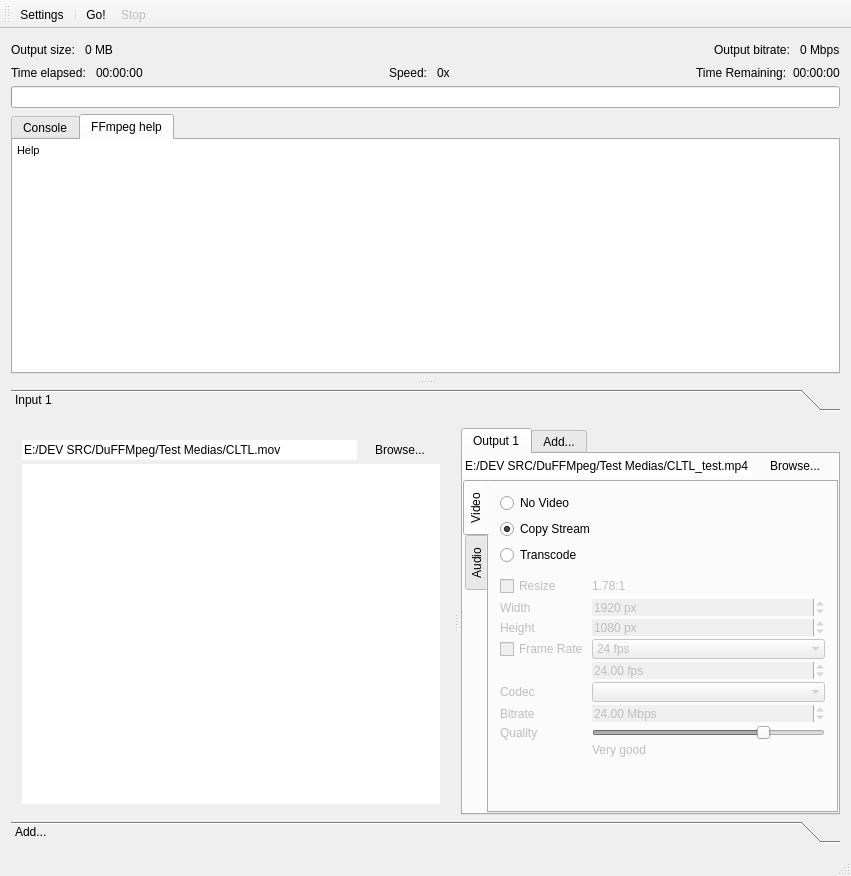
Above: DuFFMpeg/mainwindow.ui from RxLaboratory/DuME before the change. Below: the same form after it.
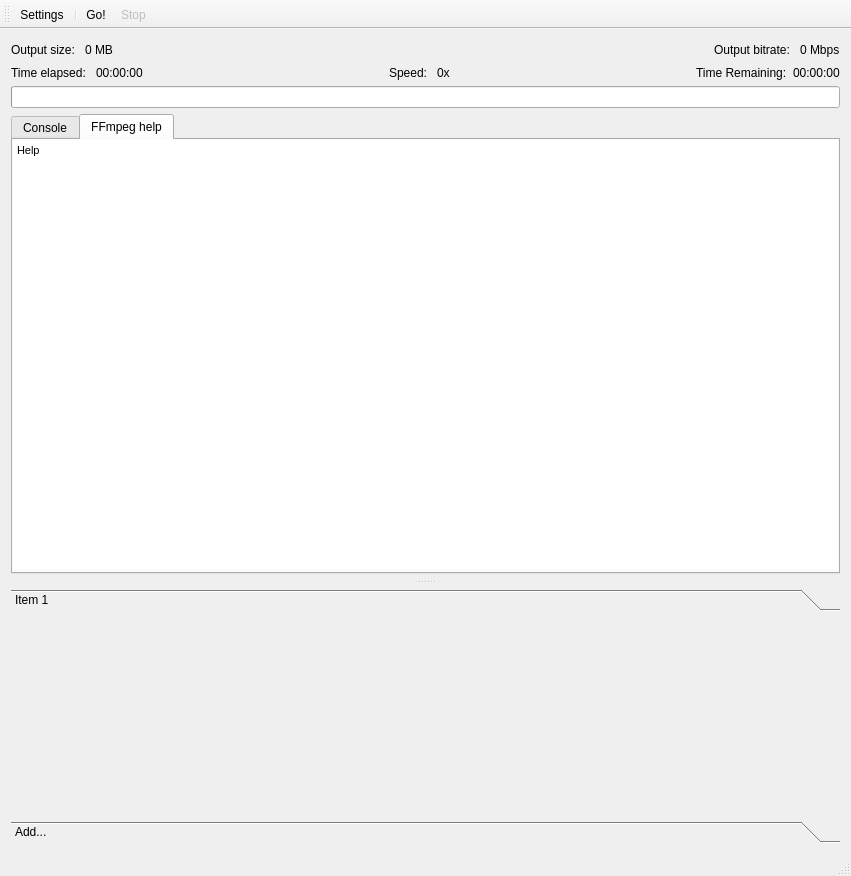
That is the form after the change. The open tabs and pages were chosen to show the change. Icons and pictures are not drawn.

```diff
--- a/DuFFMpeg/mainwindow.ui
+++ b/DuFFMpeg/mainwindow.ui
@@ -319,11 +319,11 @@
               <x>0</x>
               <y>0</y>
               <width>833</width>
-              <height>379</height>
+              <height>194</height>
              </rect>
             </property>
             <attribute name="label">
-             <string>Input 1</string>
+             <string>Item 1</string>
             </attribute>
             <layout class="QVBoxLayout" name="verticalLayout_9">
              <property name="spacing">
@@ -338,646 +338,6 @@
              <property name="bottomMargin">
               <number>0</number>
              </property>
-             <item>
-              <widget class="QSplitter" name="splitter">
-               <property name="orientation">
-                <enum>Qt::Horizontal</enum>
-               </property>
-               <property name="handleWidth">
-                <number>10</number>
-               </property>
-               <widget class="QWidget" name="layoutWidget">
-                <layout class="QVBoxLayout" name="verticalLayout_6">
-                 <property name="spacing">
-                  <number>3</number>
-                 </property>
-                 <item>
-                  <layout class="QHBoxLayout" name="horizontalLayout">
-                   <property name="spacing">
-                    <number>3</number>
-                   </property>
-                   <item>
-                    <widget class="QLineEdit" name="inputEdit">
-                     <property name="text">
-                      <string>E:/DEV SRC/DuFFMpeg/Test Medias/CLTL.mov</string>
-                     </property>
-                     <property name="frame">
-                      <bool>false</bool>
-                     </property>
-                     <property name="placeholderText">
-                      <string>Input file...</string>
-                     </property>
-                    </widget>
-                   </item>
-                   <item>
-                    <widget class="QPushButton" name="inputBrowseButton">
-                     <property name="text">
-                      <string>Browse...</string>
-                     </property>
-                     <property name="flat">
-                      <bool>true</bool>
-                     </property>
-                    </widget>
-                   </item>
-                  </layout>
-                 </item>
-                 <item>
-                  <widget class="QTextBrowser" name="mediaInfosText">
-                   <property name="frameShape">
-                    <enum>QFrame::NoFrame</enum>
-                   </property>
-                   <property name="openLinks">
-                    <bool>false</bool>
-                   </property>
-                  </widget>
-                 </item>
-                </layout>
-               </widget>
-               <widget class="QTabWidget" name="tabWidget_2">
-                <property name="currentIndex">
-                 <number>0</number>
-                </property>
-                <widget class="QWidget" name="tab_5">
-                 <attribute name="title">
-                  <string>Output 1</string>
-                 </attribute>
-                 <layout class="QVBoxLayout" name="verticalLayout">
-                  <property name="spacing">
-                   <number>3</number>
-                  </property>
-                  <property name="leftMargin">
-                   <number>0</number>
-                  </property>
-                  <property name="topMargin">
-                   <number>1</number>
-                  </property>
-                  <property name="rightMargin">
-                   <number>0</number>
-                  </property>
-                  <property name="bottomMargin">
-                   <number>0</number>
-                  </property>
-                  <item>
-                   <layout class="QHBoxLayout" name="horizontalLayout_2">
-                    <property name="spacing">
-                     <number>3</number>
-                    </property>
-                    <property name="rightMargin">
-                     <number>3</number>
-                    </property>
-                    <item>
-                     <widget class="QLineEdit" name="outputEdit">
-                      <property name="text">
-                       <string>E:/DEV SRC/DuFFMpeg/Test Medias/CLTL_test.mp4</string>
-                      </property>
-                      <property name="frame">
-                       <bool>false</bool>
-                      </property>
-                      <property name="placeholderText">
-                       <string>Output file...</string>
-                      </property>
-                     </widget>
-                    </item>
-                    <item>
-                     <widget class="QPushButton" name="outputBrowseButton">
-                      <property name="text">
-                       <string>Browse...</string>
-                      </property>
-                      <property name="flat">
-                       <bool>true</bool>
-                      </property>
-                     </widget>
-                    </item>
-                   </layout>
-                  </item>
-                  <item>
-                   <widget class="QTabWidget" name="tabWidget">
-                    <property name="tabPosition">
-                     <enum>QTabWidget::West</enum>
-                    </property>
-                    <property name="currentIndex">
-                     <number>1</number>
-                    </property>
-                    <widget class="QWidget" name="tab_3">
-                     <attribute name="title">
-                      <string>Video</string>
-                     </attribute>
-                     <layout class="QVBoxLayout" name="verticalLayout_8">
-                      <property name="spacing">
-                       <number>0</number>
-                      </property>
-                      <property name="leftMargin">
-                       <number>0</number>
-                      </property>
-                      <property name="topMargin">
-                       <number>0</number>
-                      </property>
-                      <property name="rightMargin">
-                       <number>0</number>
-                      </property>
-                      <property name="bottomMargin">
-                       <number>0</number>
-                      </property>
-                      <item>
-                       <widget class="QWidget" name="videoSelectionWidget" native="true">
-                        <layout class="QVBoxLayout" name="verticalLayout_12">
-                         <item>
-                          <widget class="QRadioButton" name="noVideoButton">
-                           <property name="text">
-                            <string>No Video</string>
-                           </property>
-                          </widget>
-                         </item>
-                         <item>
-                          <widget class="QRadioButton" name="videoCopyButton">
-                           <property name="text">
-                            <string>Copy Stream</string>
-                           </property>
-                           <property name="checked">
-                            <bool>true</bool>
-                           </property>
-                          </widget>
-                         </item>
-                         <item>
-                          <widget class="QRadioButton" name="videoTranscodeButton">
-                           <property name="text">
-                            <string>Transcode</string>
-                           </property>
-                          </widget>
-                         </item>
-                        </layout>
-                       </widget>
-                      </item>
-                      <item>
-                       <widget class="QWidget" name="videoTranscodeWidget" native="true">
-                        <property name="enabled">
-                         <bool>false</bool>
-                        </property>
-                        <layout class="QFormLayout" name="formLayout">
-                         <property name="horizontalSpacing">
-                          <number>3</number>
-                         </property>
-                         <property name="verticalSpacing">
-                          <number>3</number>
-                         </property>
-                         <property name="topMargin">
-                          <number>0</number>
-                         </property>
-                         <property name="bottomMargin">
-                          <number>0</number>
-                         </property>
-                         <item row="0" column="0">
-                          <widget class="QCheckBox" name="resizeButton">
-                           <property name="text">
-                            <string>Resize</string>
-                           </property>
-                          </widget>
-                         </item>
-                         <item row="0" column="1">
-                          <widget class="QLabel" name="aspectRatioLabel">
-                           <property name="enabled">
-                            <bool>false</bool>
-                           </property>
-                           <property name="text">
-                            <string>1.78:1</string>
-                           </property>
-                          </widget>
-                         </item>
-                         <item row="1" column="0">
-                          <widget class="QLabel" name="widthLabel">
-                           <property name="enabled">
-                            <bool>false</bool>
-                           </property>
-                           <property name="text">
-                            <string>Width</string>
-                           </property>
-                          </widget>
-                         </item>
-                         <item row="1" column="1">
-                          <widget class="QSpinBox" name="videoWidthButton">
-                           <property name="enabled">
-                            <bool>false</bool>
-                           </property>
-                           <property name="frame">
-                            <bool>false</bool>
-                           </property>
-                           <property name="suffix">
-                            <string> px</string>
-                           </property>
-                           <property name="minimum">
-                            <number>1</number>
-                           </property>
-                           <property name="maximum">
-                            <number>10000</number>
-                           </property>
-                           <property name="value">
-                            <number>1920</number>
-                           </property>
-                          </widget>
-                         </item>
-                         <item row="2" column="0">
-                          <widget class="QLabel" name="heightLabel">
-                           <property name="enabled">
-                            <bool>false</bool>
-                           </property>
-                           <property name="text">
-                            <string>Height</string>
-                           </property>
-                          </widget>
-                         </item>
-                         <item row="2" column="1">
-                          <widget class="QSpinBox" name="videoHeightButton">
-                           <property name="enabled">
-                            <bool>false</bool>
-                           </property>
-                           <property name="frame">
-                            <bool>false</bool>
-                           </property>
-                           <property name="suffix">
-                            <string> px</string>
-                           </property>
-                           <property name="minimum">
-                            <number>1</number>
-                           </property>
-                           <property name="maximum">
-                            <number>10000</number>
-                           </property>
-                           <property name="value">
-                            <number>1080</number>
-                           </property>
-                          </widget>
-                         </item>
-                         <item row="3" column="0">
-                          <widget class="QCheckBox" name="frameRateButton">
-                           <property name="text">
-                            <string>Frame Rate</string>
-                           </property>
-                          </widget>
-                         </item>
-                         <item row="3" column="1">
-                          <widget class="QComboBox" name="frameRateBox">
-                           <property name="enabled">
-                            <bool>false</bool>
-                           </property>
-                           <property name="sizePolicy">
-                            <sizepolicy hsizetype="Minimum" vsizetype="Fixed">
-                             <horstretch>0</horstretch>
-                             <verstretch>0</verstretch>
-                            </sizepolicy>
-                           </property>
-                           <property name="currentIndex">
-                            <number>5</number>
-                           </property>
-                           <property name="frame">
-                            <bool>false</bool>
-                           </property>
-                           <item>
-                            <property name="text">
-                             <string>Custom</string>
-                            </property>
-                           </item>
-                           <item>
-                            <property name="text">
-                             <string>8 fps</string>
-                            </property>
-                           </item>
-                           <item>
-                            <property name="text">
-                             <string>12 fps</string>
-                            </property>
-                           </item>
-                           <item>
-                            <property name="text">
-                             <string>15 fps</string>
-                            </property>
-                           </item>
-                           <item>
-                            <property name="text">
-                             <string>23.976 fps</string>
-                            </property>
-                           </item>
-                           <item>
-                            <property name="text">
-                             <string>24 fps</string>
-                            </property>
-                           </item>
-                           <item>
-                            <property name="text">
-                             <string>25 fps</string>
-                            </property>
-                           </item>
-                           <item>
-                            <property name="text">
-                             <string>29.97 fps</string>
-                            </property>
-                           </item>
-                           <item>
-                            <property name="text">
-                             <string>30 fps</string>
-                            </property>
-                           </item>
-                           <item>
-                            <property name="text">
-                             <string>50 fps</string>
-                            </property>
-                           </item>
-                           <item>
-                            <property name="text">
-                             <string>59.94 fps</string>
-                            </property>
-                           </item>
-                           <item>
-                            <property name="text">
-                             <string>60 fps</string>
-                            </property>
-                           </item>
-                           <item>
-                            <property name="text">
-                             <string>120 fps</string>
-                            </property>
-                           </item>
-                          </widget>
-                         </item>
-                         <item row="4" column="1">
-                          <widget class="QDoubleSpinBox" name="frameRateEdit">
-                           <property name="enabled">
-                            <bool>false</bool>
-                           </property>
-                           <property name="frame">
-                            <bool>false</bool>
-                           </property>
-                           <property name="suffix">
-                            <string> fps</string>
-                           </property>
-                           <property name="minimum">
-                            <double>1.000000000000000</double>
-                           </property>
-                           <property name="value">
-                            <double>24.000000000000000</double>
-                           </property>
-                          </widget>
-                         </item>
-                         <item row="5" column="0">
-                          <widget class="QLabel" name="label_2">
-                           <property name="text">
-                            <string>Codec</string>
-                           </property>
-                          </widget>
-                         </item>
-                         <item row="5" column="1">
-                          <widget class="QComboBox" name="videoCodecsBox">
-                           <property name="frame">
-                            <bool>false</bool>
-                           </property>
-                          </widget>
-                         </item>
-                         <item row="6" column="0">
-                          <widget class="QLabel" name="label">
-                           <property name="text">
-                            <string>Bitrate</string>
-                           </property>
-                          </widget>
-                         </item>
-                         <item row="6" column="1">
-                          <widget class="QDoubleSpinBox" name="videoBitRateEdit">
-                           <property name="frame">
-                            <bool>false</bool>
-                           </property>
-                           <property name="suffix">
-                            <string> Mbps</string>
-                           </property>
-                           <property name="maximum">
-                            <double>300.000000000000000</double>
-                           </property>
-                           <property name="value">
-                            <double>24.000000000000000</double>
-                           </property>
-                          </widget>
-                         </item>
-                         <item row="7" column="0">
-                          <widget class="QLabel" name="label_3">
-                           <property name="text">
-                            <string>Quality</string>
-                           </property>
-                          </widget>
-                         </item>
-                         <item row="7" column="1">
-                          <widget class="QSlider" name="videoQualitySlider">
-                           <property name="maximum">
-                            <number>100</number>
-                           </property>
-                           <property name="singleStep">
-                            <number>10</number>
-                           </property>
-                           <property name="value">
-                            <number>75</number>
-                           </property>
-                           <property name="orientation">
-                            <enum>Qt::Horizontal</enum>
-                           </property>
-                          </widget>
-                         </item>
-                         <item row="8" column="1">
-                          <widget class="QLabel" name="qualityLabel">
-                           <property name="text">
-                            <string>Very good</string>
-                           </property>
-                          </widget>
-                         </item>
-                        </layout>
-                       </widget>
-                      </item>
-                      <item>
-                       <spacer name="verticalSpacer">
-                        <property name="orientation">
-                         <enum>Qt::Vertical</enum>
-                        </property>
-                        <property name="sizeHint" stdset="0">
-                         <size>
-                          <width>20</width>
-                          <height>40</height>
-                         </size>
-                        </property>
-                       </spacer>
-                      </item>
-                     </layout>
-                    </widget>
-                    <widget class="QWidget" name="tab_4">
-                     <attribute name="title">
-                      <string>Audio</string>
-                     </attribute>
-                     <layout class="QVBoxLayout" name="verticalLayout_5">
-                      <property name="spacing">
-                       <number>0</number>
-                      </property>
-                      <property name="leftMargin">
-                       <number>0</number>
-                      </property>
-                      <property name="topMargin">
-                       <number>0</number>
-                      </property>
-                      <property name="rightMargin">
-                       <number>0</number>
-                      </property>
-                      <property name="bottomMargin">
-                       <number>0</number>
-                      </property>
-                      <item>
-                       <widget class="QWidget" name="audioSelectionWidget" native="true">
-                        <layout class="QFormLayout" name="formLayout_2">
-                         <item row="0" column="0">
-                          <widget class="QRadioButton" name="noAudioButton">
-                           <property name="text">
-                            <string>No Audio</string>
-                           </property>
-                          </widget>
-                         </item>
-                         <item row="1" column="0">
-                          <widget class="QRadioButton" name="audioCopyButton">
-                           <property name="text">
-                            <string>Copy Stream</string>
-                           </property>
-                           <property name="checked">
-                            <bool>true</bool>
-                           </property>
-                          </widget>
-                         </item>
-                         <item row="2" column="0">
-                          <widget class="QRadioButton" name="audioTranscodeButton">
-                           <property name="text">
-                            <string>Transcode</string>
-                           </property>
-                          </widget>
-                         </item>
-                        </layout>
-                       </widget>
-                      </item>
-                      <item>
-                       <widget class="QWidget" name="audioTranscodeWidget" native="true">
-                        <property name="enabled">
-                         <bool>false</bool>
-                        </property>
-                        <layout class="QFormLayout" name="formLayout_3">
-                         <item row="0" column="0">
-                          <widget class="QCheckBox" name="samplingButton">
-                           <property name="text">
-                            <string>Sampling</string>
-                           </property>
-                          </widget>
-                         </item>
-                         <item row="0" column="1">
-                          <widget class="QComboBox" name="samplingBox">
-                           <property name="enabled">
-                            <bool>false</bool>
-                           </property>
-                           <property name="currentIndex">
-                            <number>-1</number>
-                           </property>
-                           <property name="frame">
-                            <bool>false</bool>
-                           </property>
-                          </widget>
-                         </item>
-                         <item row="1" column="0">
-                          <widget class="QLabel" name="label_13">
-                           <property name="text">
-                            <string>Codec</string>
-                           </property>
-                          </widget>
-                         </item>
-                         <item row="1" column="1">
-                          <widget class="QComboBox" name="audioCodecsBox">
-                           <property name="frame">
-                            <bool>false</bool>
-                           </property>
-                          </widget>
-                         </item>
-                         <item row="6" column="0">
-                          <widget class="QLabel" name="label_12">
-                           <property name="text">
-                            <string>Bitrate</string>
-                           </property>
-                          </widget>
-                         </item>
-                         <item row="6" column="1">
-                          <widget class="QSpinBox" name="audioBitRateEdit">
-                           <property name="frame">
-                            <bool>false</bool>
-                           </property>
-                           <property name="suffix">
-                            <string> kbps</string>
-                           </property>
-                           <property name="minimum">
-                            <number>1</number>
-                           </property>
-                           <property name="maximum">
-                            <number>1000</number>
-                           </property>
-                           <property name="singleStep">
-                            <number>1</number>
-                           </property>
-                           <property name="value">
-                            <number>320</number>
-                           </property>
-                          </widget>
-                         </item>
-                         <item row="9" column="1">
-                          <widget class="QLabel" name="audioQualityLabel">
-                           <property name="text">
-                            <string>(Nearly) Lossless</string>
-                           </property>
-                          </widget>
-                         </item>
-                         <item row="8" column="1">
-                          <widget class="QSlider" name="audioQualitySlider">
-                           <property name="maximum">
-                            <number>100</number>
-                           </property>
-                           <property name="value">
-                            <number>100</number>
-                           </property>
-                           <property name="orientation">
-                            <enum>Qt::Horizontal</enum>
-                           </property>
-                          </widget>
-                         </item>
-                         <item row="8" column="0">
-                          <widget class="QLabel" name="label_14">
-                           <property name="text">
-                            <string>Quality</string>
-                           </property>
-                          </widget>
-                         </item>
-                        </layout>
-                       </widget>
-                      </item>
-                      <item>
-                       <spacer name="verticalSpacer_3">
-                        <property name="orientation">
-                         <enum>Qt::Vertical</enum>
-                        </property>
-                        <property name="sizeHint" stdset="0">
-                         <size>
-                          <width>20</width>
-                          <height>40</height>
-                         </size>
-                        </property>
-                       </spacer>
-                      </item>
-                     </layout>
-                    </widget>
-                   </widget>
-                  </item>
-                 </layout>
-                </widget>
-                <widget class="QWidget" name="tab_6">
-                 <attribute name="title">
-                  <string>Add...</string>
-                 </attribute>
-                </widget>
-               </widget>
-              </widget>
-             </item>
             </layout>
            </widget>
            <widget class="QWidget" name="page_4">
```
Left out of the diff: 6 changed lines with no effect on the pictures.
